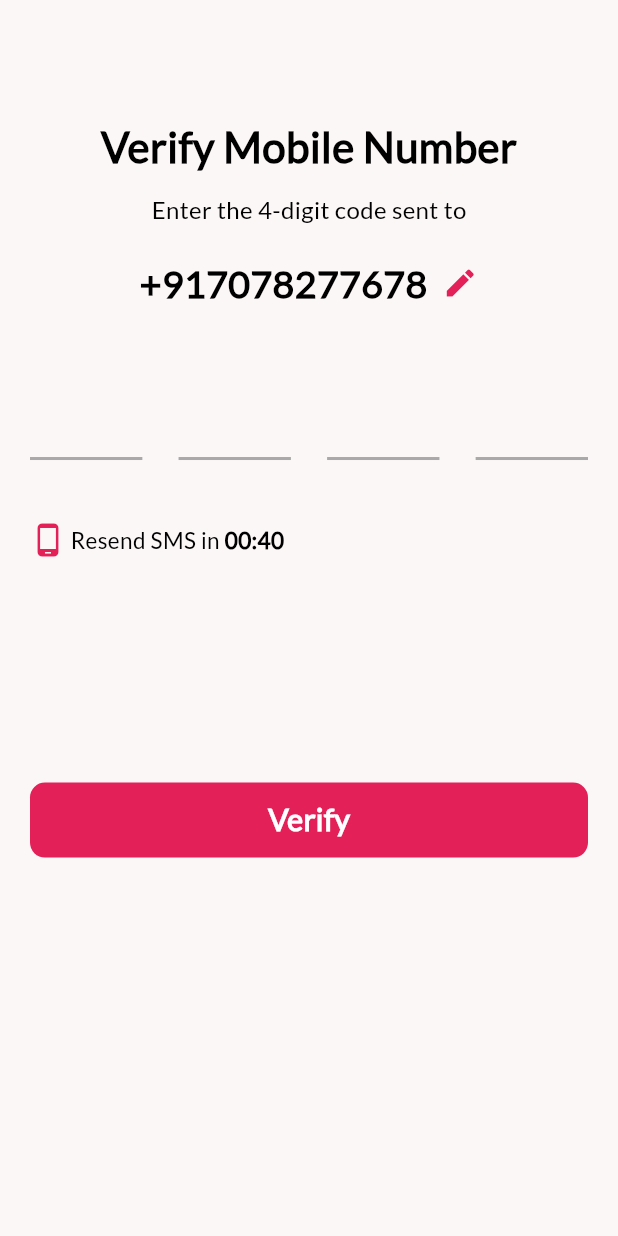
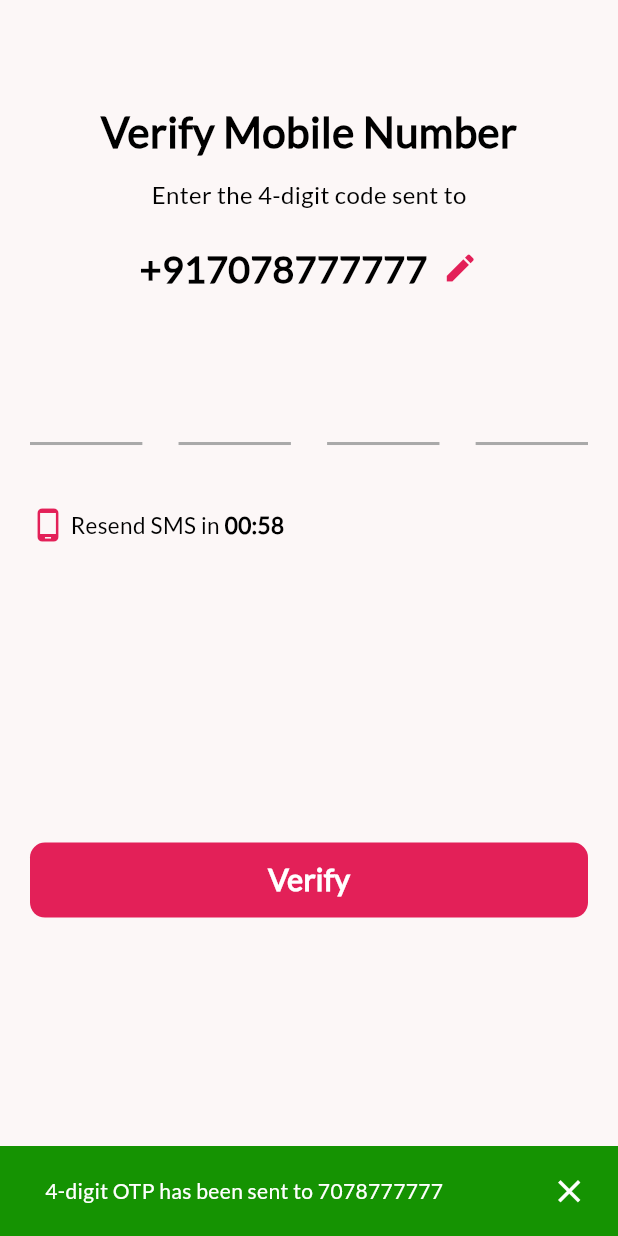
Before and after one commit to Vipin960960/nikah_forever_ui, a Flutter app: the VerificationView screen opened by its route, on a phone screen of 412 x 824 dp. Run offline on Flutter 3.47's test engine with Material 3 defaults, Android fonts, the light colour scheme and no system bars; drawn by our look-alikes of pin_code_fields; our stand-ins replace animate_do, get.

Commit message:
Nikah Forever Completed

```diff
--- a/lib/app/constants/app_colors.dart
+++ b/lib/app/constants/app_colors.dart
@@ -2,6 +2,7 @@ import 'package:flutter/material.dart';
 
 class AppColors {
   static Color pink = const Color(0xffe32058);
+  static Color green = const Color(0xff159302);
   static Color red = const Color(0xffff0000);
   static Color white = const Color(0xFFFFFFFF);
   static Color mainBackground = const Color(0xFFFCF7F7);
--- a/lib/app/modules/basic_detail/views/basic_detail_view.dart
+++ b/lib/app/modules/basic_detail/views/basic_detail_view.dart
@@ -1,3 +1,4 @@
+import 'package:animate_do/animate_do.dart';
 import 'package:flutter/material.dart';
 import 'package:get/get.dart';
 import 'package:nikah_forever_ui/app/app_widgets/app_text_style.dart';
@@ -62,6 +63,8 @@ class BasicDetailView extends GetView<BasicDetailController> {
               const SizedBox(height: 30),
               Expanded(
                 child: SingleChildScrollView(
+                  child: FadeInUp(
+                    duration: const Duration(seconds: 1),
                     child: Form(
                       key: controller.basicDetailFormKey,
                       child: Column(
@@ -158,7 +161,8 @@ class BasicDetailView extends GetView<BasicDetailController> {
                                   CustomTextFormField(
                                     controller: controller
                                         .whereDoesYourFamilyLiveTextController,
-                                  labelText: AppStrings.whereDoesYourFamilyLive,
+                                    labelText:
+                                        AppStrings.whereDoesYourFamilyLive,
                                     suffixIcon:
                                         const Icon(Icons.keyboard_arrow_down),
                                     onTap: (value) {
@@ -171,6 +175,7 @@ class BasicDetailView extends GetView<BasicDetailController> {
                             ),
                           ),
                         ],
+                      ),
                     ),
                   ),
                 ),
--- a/lib/app/modules/basic_detail/views/components/date_of_birth_pop_up.dart
+++ b/lib/app/modules/basic_detail/views/components/date_of_birth_pop_up.dart
@@ -67,7 +67,7 @@ class DateOfBirthPopUp extends GetView<BasicDetailController> {
           child: Container(
             height: 50,
             width: Get.width,
-            margin: const EdgeInsets.only(left: 18.0, right: 18, bottom: 5),
+            margin: const EdgeInsets.only(left: 18.0, right: 18, bottom: 15),
             decoration: BoxDecoration(
               borderRadius: BorderRadius.circular(10),
               color: AppColors.pink,
@@ -79,7 +79,7 @@ class DateOfBirthPopUp extends GetView<BasicDetailController> {
               ),
             ),
           ),
-        )
+        ),
       ],
     );
   }
--- a/lib/app/modules/social_detail/views/social_detail_view.dart
+++ b/lib/app/modules/social_detail/views/social_detail_view.dart
@@ -1,3 +1,4 @@
+import 'package:animate_do/animate_do.dart';
 import 'package:flutter/material.dart';
 import 'package:get/get.dart';
 import 'package:nikah_forever_ui/app/app_widgets/app_text_style.dart';
@@ -62,6 +63,8 @@ class SocialDetailView extends GetView<SocialDetailController> {
               const SizedBox(height: 25),
               Expanded(
                 child: SingleChildScrollView(
+                  child: FadeInUp(
+                    duration: const Duration(seconds: 1),
                     child: Form(
                       key: controller.socialDetailFormKey,
                       child: Obx(
@@ -71,7 +74,8 @@ class SocialDetailView extends GetView<SocialDetailController> {
                           mainAxisSize: MainAxisSize.min,
                           children: [
                             CustomTextFormField(
-                            controller: controller.maritalStatusTextController,
+                              controller:
+                                  controller.maritalStatusTextController,
                               labelText: AppStrings.maritalStatus,
                               suffixIcon: const Icon(Icons.keyboard_arrow_down),
                               validator: CommonMethods.commonValidation,
@@ -105,7 +109,8 @@ class SocialDetailView extends GetView<SocialDetailController> {
                               CustomTextFormField(
                                 controller: controller.maslakTextController,
                                 labelText: AppStrings.maslak,
-                              suffixIcon: const Icon(Icons.keyboard_arrow_down),
+                                suffixIcon:
+                                    const Icon(Icons.keyboard_arrow_down),
                                 validator: (value) => null,
                                 onTap: (value) {
                                   controller.onClickMaslak();
@@ -130,7 +135,8 @@ class SocialDetailView extends GetView<SocialDetailController> {
                               CustomTextFormField(
                                 controller: controller.employedInTextController,
                                 labelText: AppStrings.employedIn,
-                              suffixIcon: const Icon(Icons.keyboard_arrow_down),
+                                suffixIcon:
+                                    const Icon(Icons.keyboard_arrow_down),
                                 validator: CommonMethods.commonValidation,
                                 onTap: (value) {
                                   controller.onClickEmployedIn();
@@ -142,7 +148,8 @@ class SocialDetailView extends GetView<SocialDetailController> {
                               CustomTextFormField(
                                 controller: controller.occupationTextController,
                                 labelText: AppStrings.occupation,
-                              suffixIcon: const Icon(Icons.keyboard_arrow_down),
+                                suffixIcon:
+                                    const Icon(Icons.keyboard_arrow_down),
                                 validator: CommonMethods.commonValidation,
                                 onTap: (value) {
                                   controller.onClickOccupation();
@@ -152,15 +159,18 @@ class SocialDetailView extends GetView<SocialDetailController> {
                               const SizedBox(height: 3),
                             if (controller.selectedEmployedIn.value.isNotEmpty)
                               CustomTextFormField(
-                              controller: controller.annualIncomeTextController,
+                                controller:
+                                    controller.annualIncomeTextController,
                                 labelText: AppStrings.annualIncome,
-                              suffixIcon: const Icon(Icons.keyboard_arrow_down),
+                                suffixIcon:
+                                    const Icon(Icons.keyboard_arrow_down),
                                 validator: CommonMethods.commonValidation,
                                 onTap: (value) {
                                   controller.onClickAnnualIncome();
                                 },
                               ),
-                          if (controller.annualIncomeInRupees.value.isNotEmpty)
+                            if (controller
+                                .annualIncomeInRupees.value.isNotEmpty)
                               Text(
                                 "     ${controller.annualIncomeInRupees.value}",
                                 style: AppTextStyle.regular(
@@ -172,6 +182,7 @@ class SocialDetailView extends GetView<SocialDetailController> {
                               height: 20,
                             )
                           ],
+                        ),
                       ),
                     ),
                   ),
--- a/lib/app/modules/verification/controllers/verification_controller.dart
+++ b/lib/app/modules/verification/controllers/verification_controller.dart
@@ -1,18 +1,38 @@
+import 'dart:async';
+
 import 'package:flutter/cupertino.dart';
 import 'package:get/get.dart';
 
 class VerificationController extends GetxController {
   late TextEditingController pinTextController;
+  late Timer _timer;
+  RxInt otpRemainingSeconds = 59.obs;
 
   @override
   void onInit() {
     pinTextController = TextEditingController();
+    startTimer();
     super.onInit();
+  }
+
+  void startTimer() {
+    const oneSec = Duration(seconds: 1);
+    _timer = Timer.periodic(
+      oneSec,
+      (Timer timer) {
+        if (otpRemainingSeconds.value == 0) {
+          otpRemainingSeconds.value = 59;
+        } else {
+          otpRemainingSeconds.value--;
+        }
+      },
+    );
   }
 
   @override
   void onClose() {
     pinTextController.dispose();
+    _timer.cancel();
     super.onClose();
   }
 }
--- a/lib/app/modules/verification/views/verification_view.dart
+++ b/lib/app/modules/verification/views/verification_view.dart
@@ -1,3 +1,4 @@
+import 'package:animate_do/animate_do.dart';
 import 'package:flutter/material.dart';
 import 'package:get/get.dart';
 import 'package:nikah_forever_ui/app/app_widgets/app_text_style.dart';
@@ -14,9 +15,15 @@ class VerificationView extends GetView<VerificationController> {
     return Scaffold(
       backgroundColor: AppColors.mainBackground,
       body: SafeArea(
+        child: Column(
+          children: [
+            Expanded(
+              child: SingleChildScrollView(
                 child: Container(
+                  height: Get.height * 0.85,
                   margin: const EdgeInsets.only(top: 10),
-          padding: const EdgeInsets.fromLTRB(20, 10, 20, 0),
+                  child: FadeInUp(
+                    duration: const Duration(seconds: 1),
                     child: Column(
                       mainAxisSize: MainAxisSize.min,
                       mainAxisAlignment: MainAxisAlignment.start,
@@ -48,7 +55,7 @@ class VerificationView extends GetView<VerificationController> {
                           crossAxisAlignment: CrossAxisAlignment.center,
                           children: [
                             Text(
-                    "+917078277678",
+                              "+917078777777",
                               style: AppTextStyle.bold(),
                             ),
                             const SizedBox(
@@ -63,7 +70,9 @@ class VerificationView extends GetView<VerificationController> {
                         const SizedBox(
                           height: 50,
                         ),
-              PinCodeTextField(
+                        Padding(
+                          padding: const EdgeInsets.symmetric(horizontal: 20),
+                          child: PinCodeTextField(
                             length: 4,
                             obscureText: false,
                             animationType: AnimationType.fade,
@@ -80,10 +89,13 @@ class VerificationView extends GetView<VerificationController> {
                             },
                             appContext: Get.context!,
                           ),
+                        ),
                         const SizedBox(
                           height: 25,
                         ),
-              Row(
+                        Padding(
+                          padding: const EdgeInsets.symmetric(horizontal: 20),
+                          child: Row(
                             children: [
                               Icon(
                                 Icons.phone_android,
@@ -92,29 +104,35 @@ class VerificationView extends GetView<VerificationController> {
                               const SizedBox(
                                 width: 3,
                               ),
-                  Text.rich(
+                              Obx(
+                                () => Text.rich(
                                   TextSpan(
                                     text: '',
                                     children: <InlineSpan>[
                                       TextSpan(
                                         text: AppStrings.resendSMSIn,
-                          style: AppTextStyle.regular(fontSize: 15),
+                                        style:
+                                            AppTextStyle.regular(fontSize: 15),
                                       ),
                                       TextSpan(
-                          text: '00:40',
+                                        text:
+                                            '00:${controller.otpRemainingSeconds.value}',
                                         style: AppTextStyle.bold(fontSize: 15),
                                       )
                                     ],
                                   ),
                                 ),
+                              ),
                             ],
                           ),
+                        ),
                         const SizedBox(
-                height: 150,
+                          height: 200,
                         ),
                         Container(
                           height: 50,
                           width: Get.width,
+                          margin: const EdgeInsets.symmetric(horizontal: 20),
                           decoration: BoxDecoration(
                             borderRadius: BorderRadius.circular(10),
                             color: AppColors.pink,
@@ -129,9 +147,43 @@ class VerificationView extends GetView<VerificationController> {
                               ),
                             ),
                           ),
-              )
+                        ),
                       ],
                     ),
+                  ),
+                ),
+              ),
+            ),
+            Container(
+              height: 60,
+              color: AppColors.green,
+              child: Row(
+                mainAxisAlignment: MainAxisAlignment.center,
+                crossAxisAlignment: CrossAxisAlignment.center,
+                children: [
+                  const SizedBox(
+                    width: 30,
+                  ),
+                  Text(
+                    "4-digit OTP has been sent to 7078777777",
+                    style: AppTextStyle.regular(
+                      fontSize: 14,
+                      color: AppColors.white,
+                    ),
+                  ),
+                  const Spacer(),
+                  Icon(
+                    Icons.close,
+                    color: AppColors.white,
+                    size: 25,
+                  ),
+                  const SizedBox(
+                    width: 20,
+                  ),
+                ],
+              ),
+            ),
+          ],
         ),
       ),
     );
--- a/pubspec.yaml
+++ b/pubspec.yaml
@@ -15,6 +15,7 @@ dependencies:
 
   flutter:
     sdk: flutter
+  animate_do: ^3.3.4
 
 dev_dependencies:
   flutter_lints: 4.0.0
```
Also changed, not shown: pubspec.lock. Lines whose indentation alone changed are shown as unchanged.
